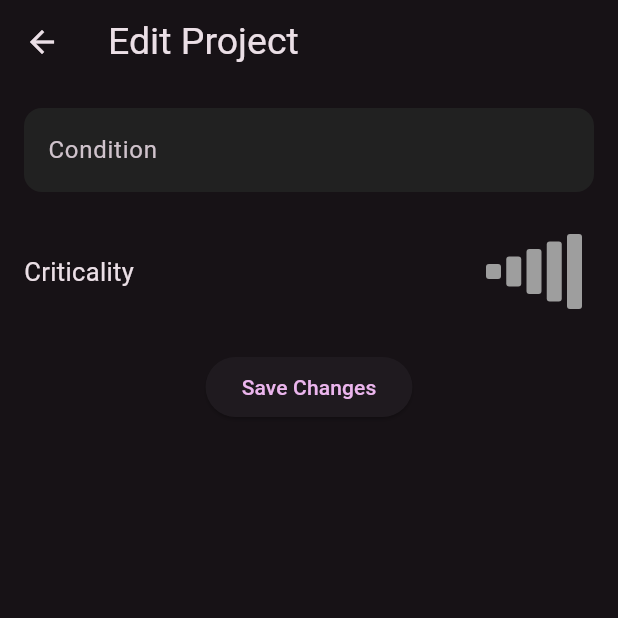
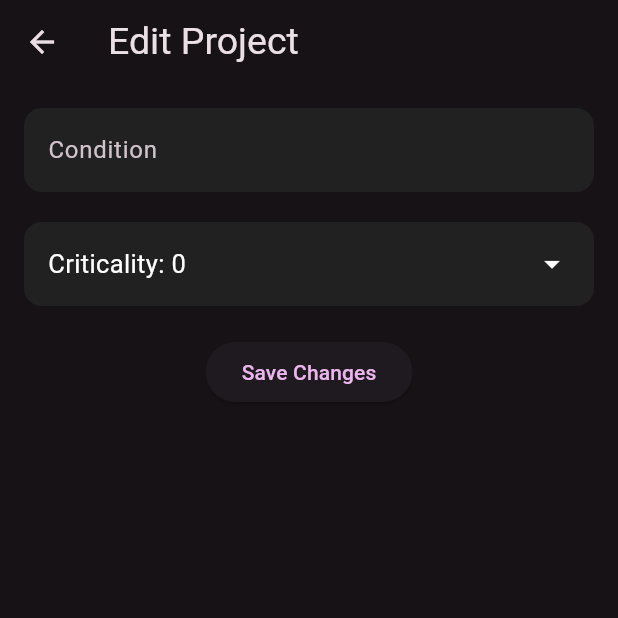
Before and after one commit to sdrhmn/purple, a Flutter app: the HealthProjectEditForm screen opened directly with empty values, on a phone screen of 412 x 824 dp, the top half of it. Run offline on Flutter 3.47's test engine with Material 3 defaults, Android fonts, the phone set to English and light mode, and no system bars; our stand-ins replace flutter_local_notifications, flutter_riverpod, objectbox, styled_widget, timezone; generated files the repository leaves out were written again.

Commit message:
change ui

```diff
--- a/lib/modules/lifestyle/health/ui/health_project_form.dart
+++ b/lib/modules/lifestyle/health/ui/health_project_form.dart
@@ -137,21 +137,36 @@ class _HealthProjectEditFormState extends State<HealthProjectEditForm> {
           children: [
             _buildTextField(
               label: 'Condition',
-              controller: _conditionController,
+              controller:
+                  _conditionController, // Pass the existing controller here
               onChanged: (value) {
                 setState(() {
+                  // Update condition when text changes
                   widget.project.condition = value;
                 });
               },
             ),
             const SizedBox(height: 20),
-            Row(
-              children: [
-                Text("Criticality"),
-                Spacer(),
-                SizedBox(width: 80, child: _buildCriticalityBar()),
-              ],
-            ), // Added criticality bar here
+            GestureDetector(
+              onTap: _showCriticalityPicker, // Show the picker on tap
+              child: Container(
+                padding: const EdgeInsets.all(16),
+                decoration: BoxDecoration(
+                  color: Colors.grey[900],
+                  borderRadius: BorderRadius.circular(12.0),
+                ),
+                child: Row(
+                  mainAxisAlignment: MainAxisAlignment.spaceBetween,
+                  children: [
+                    Text(
+                      'Criticality: $_criticality',
+                      style: const TextStyle(color: Colors.white),
+                    ),
+                    const Icon(Icons.arrow_drop_down, color: Colors.white),
+                  ],
+                ),
+              ),
+            ),
             const SizedBox(height: 20),
             ElevatedButton(
               onPressed: _submit,
@@ -162,49 +177,4 @@ class _HealthProjectEditFormState extends State<HealthProjectEditForm> {
       ),
     );
   }
-
-  Widget _buildCriticalityBar() {
-    return GestureDetector(
-      onHorizontalDragUpdate: (details) {
-        setState(() {
-          double newCriticality =
-              ((details.localPosition.dx / 80) * 5).clamp(1, 5);
-          _criticality = newCriticality.round();
-          widget.project.criticality = _criticality;
-        });
-      },
-      child: Container(
-        padding: const EdgeInsets.all(8.0),
-        child: Row(
-          mainAxisAlignment: MainAxisAlignment.spaceBetween,
-          children: List.generate(5, (index) {
-            return _buildBar(index + 1);
-          }),
-        ),
-      ),
-    );
-  }
-
-  Widget _buildBar(int index) {
-    double height = 10.0 * index; // Increase height for each bar
-
-    // Set color based on criticality level
-    Color getColor(int index) {
-      if (_criticality >= index) {
-        if (index <= 2) return Colors.green;
-        if (index <= 4) return Colors.yellow[700]!;
-        return Colors.red;
-      }
-      return Colors.grey;
-    }
-
-    return Container(
-      width: 10, // Set bar width
-      height: height,
-      decoration: BoxDecoration(
-        color: getColor(index),
-        borderRadius: BorderRadius.circular(2),
-      ),
-    );
-  }
 }
```
Also changed, not shown: lib/modules/lifestyle/health/ui/health_form.dart (+74 -54 lines).
